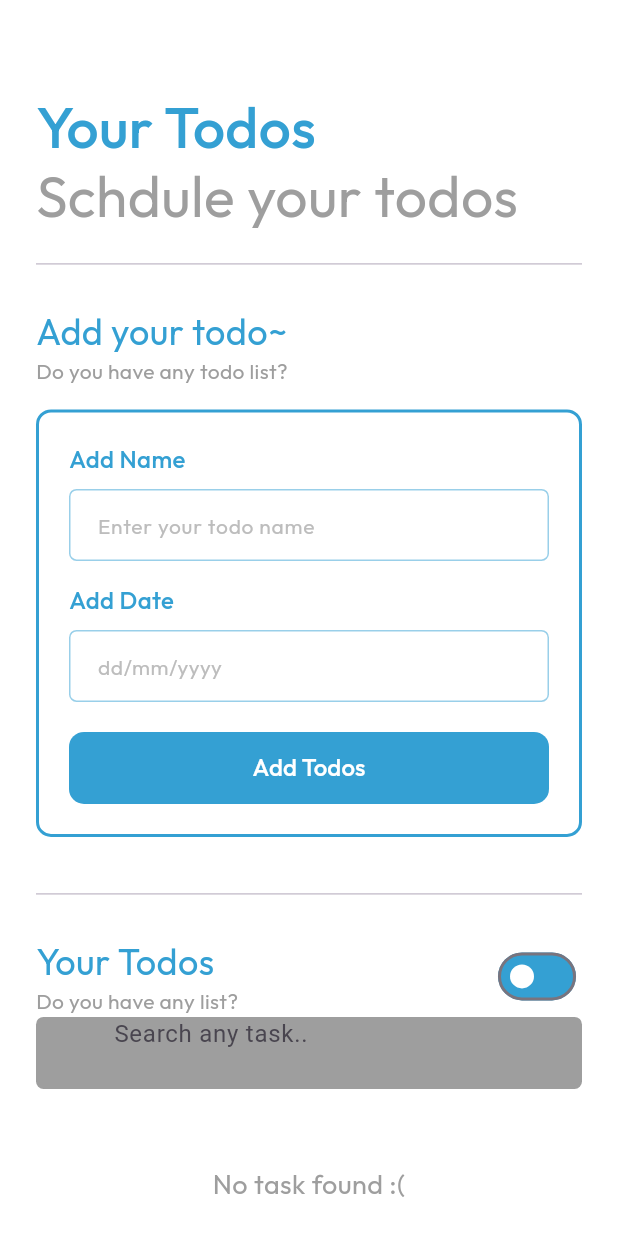
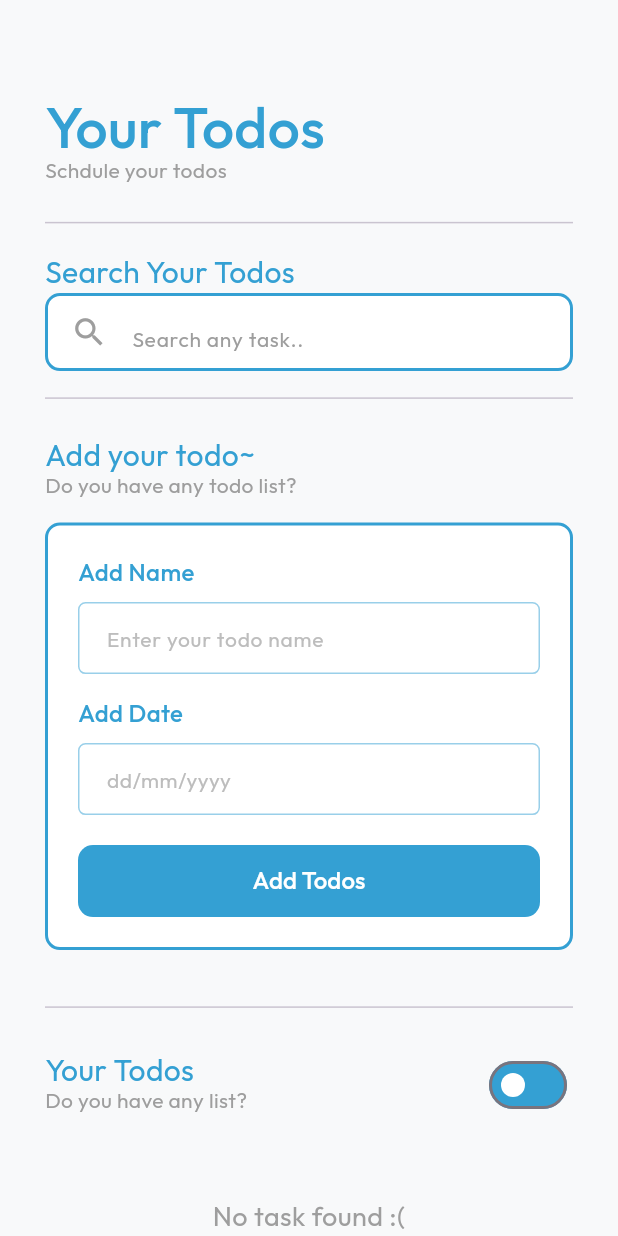
Before and after one commit to Gha211th/Sregep, a Flutter app: the TodoScreen screen opened directly, on a phone screen of 412 x 824 dp. Run offline on Flutter 3.47's test engine with Material 3 defaults, Android fonts, the light colour scheme and no system bars; our stand-ins replace fl_chart, google_fonts, shared_preferences, sqflite, sqflite_common_ffi; accounts and stored records are empty.

Commit message:
got some bug:(

```diff
--- a/lib/ui/fonts/font_size.dart
+++ b/lib/ui/fonts/font_size.dart
@@ -1,5 +1,4 @@
 import 'package:flutter/material.dart';
-import 'package:flutter/rendering.dart';
 
 class ResponsiveText {
   static double getTitleSize(BuildContext context) {
@@ -77,4 +76,16 @@ class ResponsiveText {
     if (width >= 480) return 10;
     return 9;
   }
+
+  // FOR SEARCH BAR
+
+  static double getFontSizeForSeacrhBar(BuildContext context) {
+    final width = MediaQuery.of(context).size.width;
+
+    if (width >= 1600) return 18;
+    if (width >= 1200) return 16;
+    if (width >= 800) return 16;
+    if (width >= 480) return 14;
+    return 14;
+  }
 }
--- a/lib/ui/pages/todo_screen.dart
+++ b/lib/ui/pages/todo_screen.dart
@@ -5,6 +5,7 @@ import 'package:sregep_productivity_app/core/constants.dart';
 import 'package:sregep_productivity_app/data/repo/todo_repo.dart';
 import 'package:sregep_productivity_app/ui/Widgets/todo-widget/todo_form_widget.dart';
 import 'package:sregep_productivity_app/ui/Widgets/todo-widget/todo_item_widget.dart';
+import 'package:sregep_productivity_app/ui/fonts/font_size.dart';
 
 class TodoScreen extends StatefulWidget {
   const TodoScreen({super.key});
@@ -97,30 +98,48 @@ class _TodoScreenState extends State<TodoScreen> {
 
   @override
   Widget build(BuildContext context) {
+    return Scaffold(
+      backgroundColor: const Color(0xFFF8F9FA),
+      body: SafeArea(
+        child: LayoutBuilder(
+          builder: (context, constraints) {
+            if (constraints.maxWidth > 1000) {
+              return SingleChildScrollView(
+                padding: const EdgeInsets.symmetric(horizontal: 40),
+                child: _buildDesktopMode(),
+              );
+            } else {
+              return SingleChildScrollView(
+                physics: const BouncingScrollPhysics(),
+                padding: const EdgeInsets.symmetric(horizontal: 30),
+                child: _buildMobileMode(),
+              );
+            }
+          },
+        ),
+      ),
+    );
+  }
+
+  // WIDGET UNTUK KONDISI DEKTOP, MOBILE, DAN TABLET
+
+  Widget _buildMobileMode() {
     final screenSize = MediaQuery.of(context).size;
-
-    return Scaffold(
-      backgroundColor: Colors.white,
-      body: SafeArea(
-        child: SingleChildScrollView(
-          padding: const EdgeInsets.symmetric(horizontal: 24),
-          child: Column(
+    return Column(
       crossAxisAlignment: CrossAxisAlignment.start,
       children: [
         SizedBox(height: screenSize.height * 0.08),
         _buildHeader(),
+        SizedBox(height: screenSize.height * 0.02),
+        const Divider(thickness: 1),
+        const SizedBox(height: 10),
+        _buildSearchBar(),
         const SizedBox(height: 10),
         const Divider(thickness: 1),
         const SizedBox(height: 20),
-              _buildSectionTitle(
-                'Add your todo~',
-                'Do you have any todo list?',
-              ),
+        _buildSectionTitle('Add your todo~', 'Do you have any todo list?'),
         const SizedBox(height: 15),
-              TodoFormWidget(
-                onTodoAdded: _loadTodos,
-                primaryColor: AppColors.accent,
-              ),
+        TodoFormWidget(onTodoAdded: _loadTodos, primaryColor: AppColors.accent),
         const SizedBox(height: 30),
         const Divider(thickness: 1),
         const SizedBox(height: 20),
@@ -143,7 +162,6 @@ class _TodoScreenState extends State<TodoScreen> {
             ),
           ],
         ),
-              _buildSearchBar(),
         const SizedBox(height: 20),
         _filteredTodos.isEmpty
             ? Center(
@@ -151,10 +169,7 @@ class _TodoScreenState extends State<TodoScreen> {
                   padding: const EdgeInsets.only(top: 30),
                   child: Text(
                     "No task found :(",
-                          style: GoogleFonts.outfit(
-                            fontSize: 18,
-                            color: Colors.grey,
-                          ),
+                    style: GoogleFonts.outfit(fontSize: 18, color: Colors.grey),
                   ),
                 ),
               )
@@ -173,9 +188,76 @@ class _TodoScreenState extends State<TodoScreen> {
               ),
         const SizedBox(height: 20),
       ],
+    );
+  }
+
+  Widget _buildDesktopMode() {
+    final screenSize = MediaQuery.of(context).size;
+    return Column(
+      crossAxisAlignment: CrossAxisAlignment.start,
+      children: [
+        SizedBox(height: screenSize.height * 0.06),
+        _buildHeader(),
+        SizedBox(height: screenSize.height * 0.01),
+        const Divider(thickness: 1),
+        SizedBox(height: screenSize.height * 0.01),
+        IntrinsicHeight(
+          child: Row(
+            children: [
+              Expanded(
+                child: Column(
+                  crossAxisAlignment: CrossAxisAlignment.start,
+                  children: [
+                    _buildSearchBar(),
+                    SizedBox(height: screenSize.height * 0.03),
+                    const Divider(thickness: 1),
+                    SizedBox(height: screenSize.height * 0.03),
+                    _buildSectionTitle(
+                      'Add your todo~',
+                      'Do you have any todo list?',
+                    ),
+                    const SizedBox(height: 15),
+                    TodoFormWidget(
+                      onTodoAdded: _loadTodos,
+                      primaryColor: AppColors.accent,
+                    ),
+                  ],
                 ),
               ),
+              SizedBox(width: screenSize.width * 0.02),
+              const VerticalDivider(thickness: 1),
+              SizedBox(width: screenSize.width * 0.02),
+              Expanded(
+                child: Column(
+                  children: [
+                    Row(
+                      mainAxisAlignment: MainAxisAlignment.spaceBetween,
+                      children: [
+                        _buildSectionTitle(
+                          'Your Todos',
+                          'Do you have any list?',
                         ),
+                        Switch(
+                          value: _isCompleted,
+                          activeTrackColor: AppColors.accent,
+                          inactiveTrackColor: AppColors.accent,
+                          inactiveThumbColor: Colors.white,
+                          onChanged: (value) {
+                            setState(() {
+                              _isCompleted = value;
+                            });
+                            _loadTodos();
+                          },
+                        ),
+                      ],
+                    ),
+                  ],
+                ),
+              ),
+            ],
+          ),
+        ),
+      ],
     );
   }
 
@@ -198,7 +280,7 @@ class _TodoScreenState extends State<TodoScreen> {
           "Schdule your todos",
           style: GoogleFonts.outfit(
             color: Colors.grey,
-            fontSize: getFontSizeForTitle(screenSize.width),
+            fontSize: ResponsiveText.getSubTitleFontSize(context),
             fontWeight: FontWeight.w400,
           ),
         ),
@@ -214,15 +296,16 @@ class _TodoScreenState extends State<TodoScreen> {
           title,
           style: GoogleFonts.outfit(
             color: AppColors.accent,
-            fontSize: 24,
+            fontSize: ResponsiveText.getFontSizeForStatsTitle(context),
             fontWeight: FontWeight.w400,
+            height: 1,
           ),
         ),
         Text(
           subtitle,
           style: GoogleFonts.outfit(
             color: Colors.grey,
-            fontSize: 14,
+            fontSize: ResponsiveText.getFontSizeForSubStats(context),
             fontWeight: FontWeight.w400,
           ),
         ),
@@ -233,10 +316,21 @@ class _TodoScreenState extends State<TodoScreen> {
   // BUILD SEARCH QUERY
 
   Widget _buildSearchBar() {
-    return Container(
+    return Column(
+      crossAxisAlignment: CrossAxisAlignment.start,
+      children: [
+        Text(
+          "Search Your Todos",
+          style: GoogleFonts.outfit(
+            fontSize: ResponsiveText.getFontSizeForStatsTitle(context),
+            color: AppColors.accent,
+          ),
+        ),
+        Container(
           decoration: BoxDecoration(
-        color: Colors.grey,
-        borderRadius: BorderRadius.circular(5),
+            color: Colors.white,
+            borderRadius: BorderRadius.circular(10),
+            border: Border.all(color: AppColors.accent, width: 2),
           ),
           child: TextField(
             onChanged: (value) {
@@ -248,20 +342,34 @@ class _TodoScreenState extends State<TodoScreen> {
                 } else {
                   _filteredTodos = _todos
                       .where(
-                    (todo) =>
-                        todo.task.toLowerCase().contains(value.toLowerCase()),
+                        (todo) => todo.task.toLowerCase().contains(
+                          value.toLowerCase(),
+                        ),
                       )
                       .toList();
                 }
               });
             },
+            textAlignVertical: TextAlignVertical.center,
             decoration: InputDecoration(
               hintText: "Search any task..",
-          prefixIcon: const Icon(Icons.search, color: Colors.grey),
+              hintStyle: GoogleFonts.outfit(
+                fontSize: ResponsiveText.getFontSizeForSeacrhBar(context),
+                color: Colors.grey,
+              ),
               border: InputBorder.none,
-          contentPadding: const EdgeInsets.symmetric(horizontal: 20),
+              prefixIcon: Padding(
+                padding: const EdgeInsets.only(left: 15, right: 12),
+                child: Icon(Icons.search, size: 25, color: Colors.grey),
+              ),
+              prefixIconConstraints: const BoxConstraints(
+                minHeight: 40,
+                minWidth: 40,
               ),
             ),
+          ),
+        ),
+      ],
     );
   }
 }
```
Lines whose indentation alone changed are shown as unchanged.
